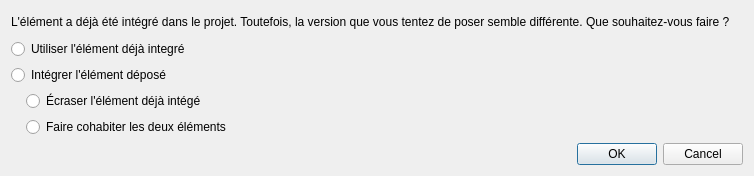
Qt form sources/ui/importelementdialog.ui (qelectrotech/qelectrotech-source-mirror) before a commit.
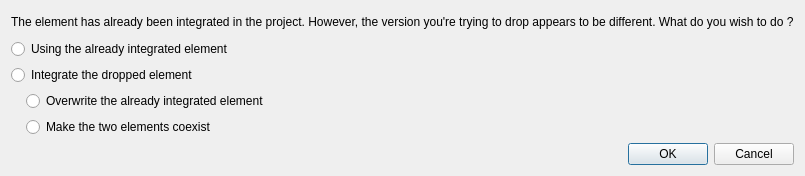
The same form after that commit.

Diff of the .ui file:
```diff
--- a/sources/ui/importelementdialog.ui
+++ b/sources/ui/importelementdialog.ui
@@ -17,21 +17,21 @@
    <item>
     <widget class="QLabel" name="label">
      <property name="text">
-      <string>L'élément a déjà été intégré dans le projet. Toutefois, la version que vous tentez de poser semble différente. Que souhaitez-vous faire ?</string>
+      <string>The element has already been integrated in the project. However, the version you're trying to drop appears to be different. What do you wish to do ?</string>
      </property>
     </widget>
    </item>
    <item>
     <widget class="QRadioButton" name="m_use_actual_rd">
      <property name="text">
-      <string>Utiliser l'élément déjà integré</string>
+      <string>Using the already integrated element</string>
      </property>
     </widget>
    </item>
    <item>
     <widget class="QRadioButton" name="m_use_drop_rb">
      <property name="text">
-      <string>Intégrer l'élément déposé</string>
+      <string>Integrate the dropped element</string>
      </property>
      <property name="checkable">
       <bool>true</bool>
@@ -49,14 +49,14 @@
      <item>
       <widget class="QRadioButton" name="m_erase_actual_rb">
        <property name="text">
-        <string>Écraser l'élément déjà intégé</string>
+        <string>Overwrite the already integrated element</string>
        </property>
       </widget>
      </item>
      <item>
       <widget class="QRadioButton" name="m_use_both_rb">
        <property name="text">
-        <string>Faire cohabiter les deux éléments</string>
+        <string>Make the two elements coexist</string>
        </property>
        <property name="checked">
         <bool>false</bool>
```
Left out of the diff: 2 changed lines with no effect on the pictures.
